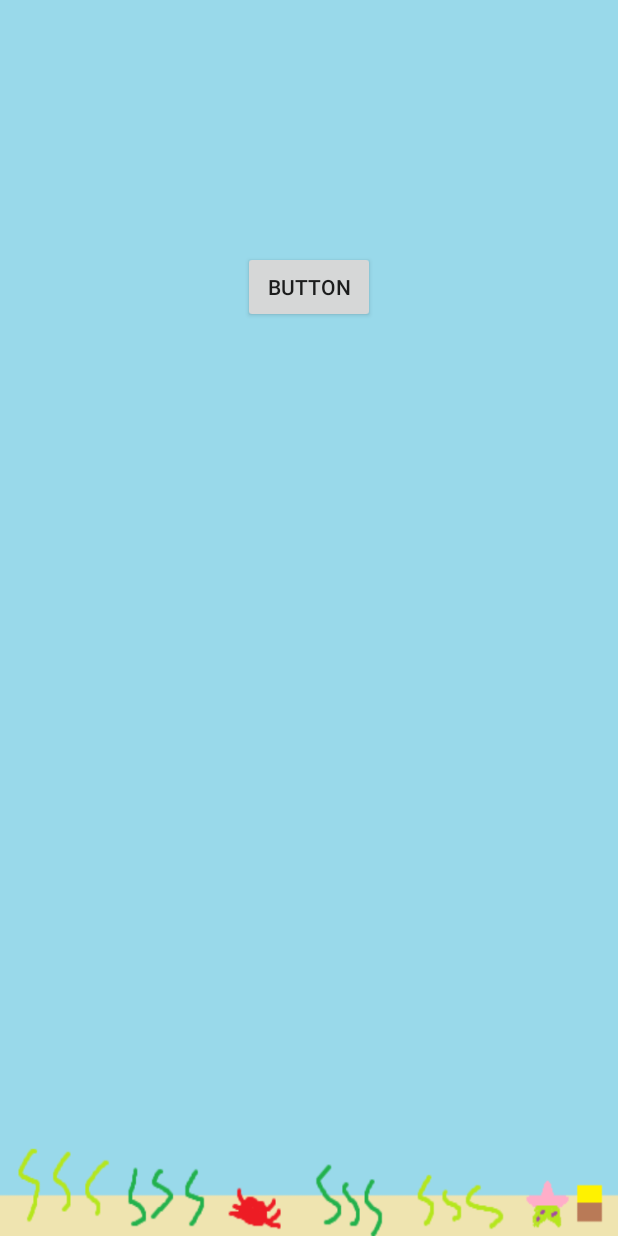
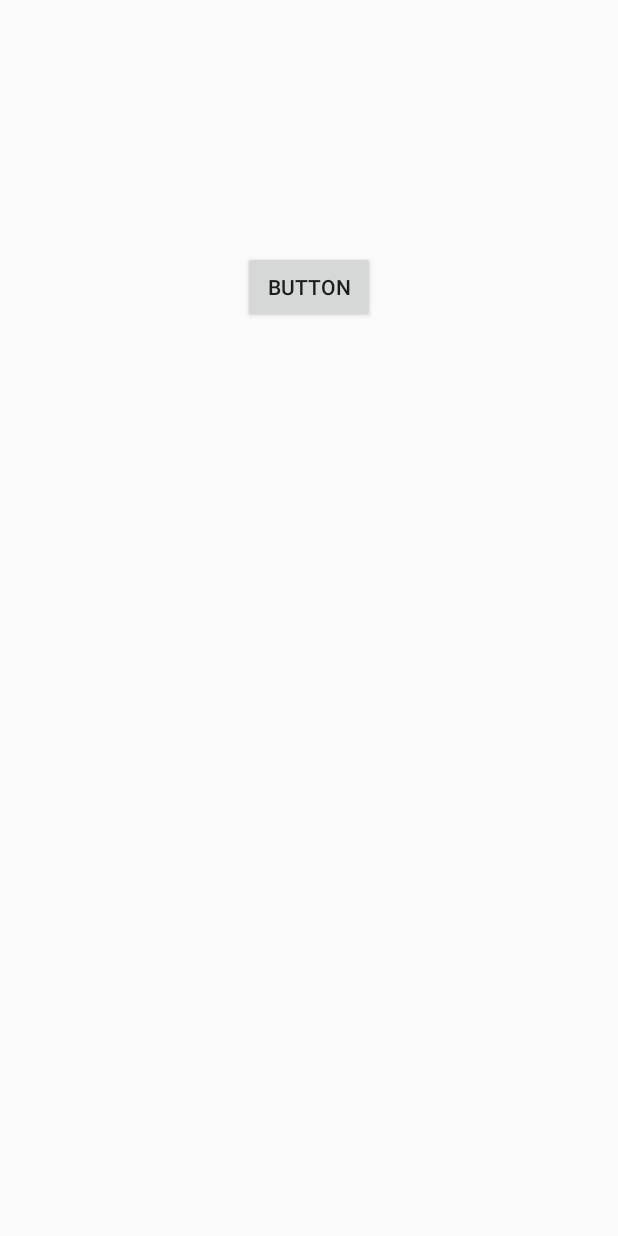
Before and after one commit to HenrygShen/SwimmyFishy, an Android app: the layout options_window.xml on its own in the app's theme, with its tools: preview values and no code run, on a phone screen of 412 x 824 dp. Run offline under Robolectric (Android 15) with nearby library versions, the phone set to English and light mode, and no system bars.

Commit message:
Added transparent option window

```diff
--- a/SwimmyFishy/SwimmyFishy/app/src/main/AndroidManifest.xml
+++ b/SwimmyFishy/SwimmyFishy/app/src/main/AndroidManifest.xml
@@ -26,7 +26,8 @@
         </activity>
 
         <activity android:name=".Options"
-            android:theme="@style/AppTheme.OptionsPopUpTheme">
+
+            android:theme="@style/translucent_blue">
         </activity>
 
 
--- a/SwimmyFishy/SwimmyFishy/app/src/main/res/layout/options_window.xml
+++ b/SwimmyFishy/SwimmyFishy/app/src/main/res/layout/options_window.xml
@@ -1,8 +1,8 @@
 <?xml version="1.0" encoding="utf-8"?>
 <RelativeLayout xmlns:android="http://schemas.android.com/apk/res/android"
-    android:layout_width="match_parent"
-    android:layout_height="match_parent"
-    android:background="@drawable/bg">
+    android:layout_width="fill_parent"
+    android:layout_height="fill_parent"
+    android:id="@+id/options_window">
 
 
     <Button
--- a/SwimmyFishy/SwimmyFishy/app/src/main/res/values/styles.xml
+++ b/SwimmyFishy/SwimmyFishy/app/src/main/res/values/styles.xml
@@ -17,9 +17,10 @@
 
     <style name="AppTheme.PopupOverlay" parent="ThemeOverlay.AppCompat.Light" />
 
-    <style name="AppTheme.OptionsPopUpTheme" >
-        <item name = "android:windowIsTranslucent">true</item>
-        <item name = "android:windowCloseOnTouchOutside">true</item>
+    <color name = "transparent_blue_color">#880000ff</color>
+    <style name = "translucent_blue" parent = "android:Theme.Translucent">
+        <item name = "android:windowBackground">@color/transparent_blue_color</item>
     </style>
 
+
 </resources>
```
Also changed, not shown: SwimmyFishy/SwimmyFishy/app/src/main/java/com/henryandlincoln/swimmyfishy/Options.java (+10 -3 lines).
